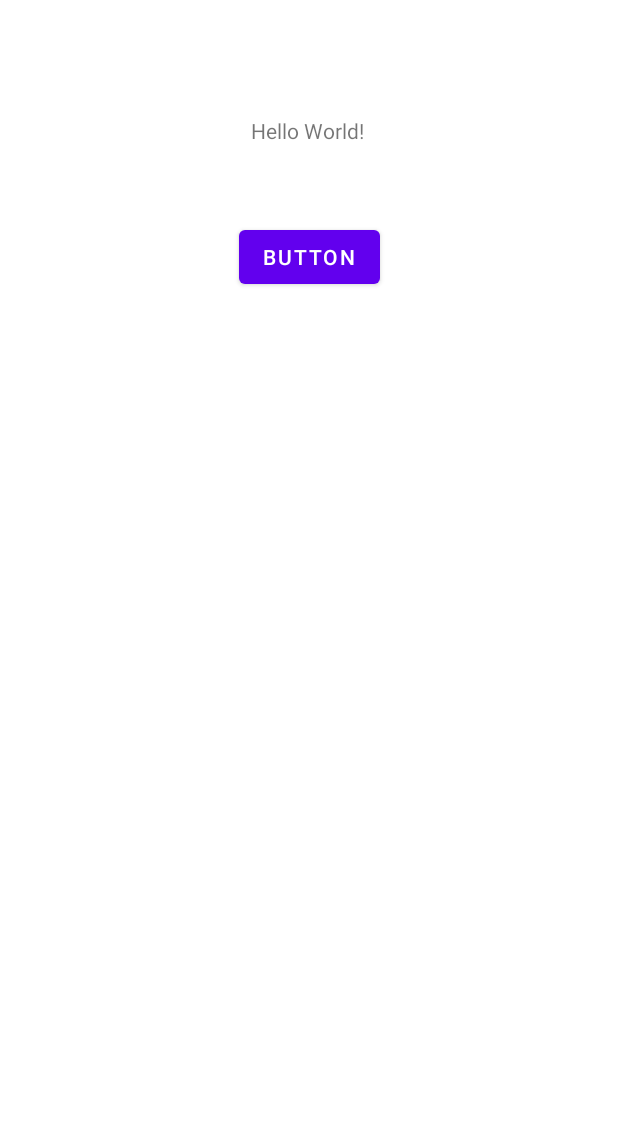
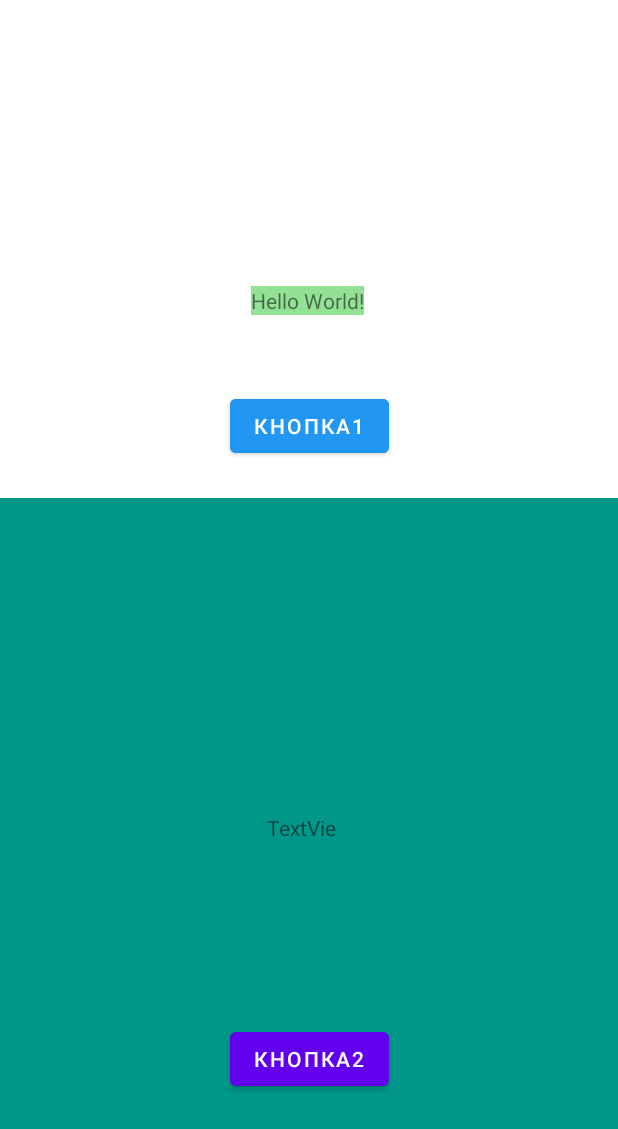
Before and after one commit to gemansipator/KotlinAndAndroidNECO, an Android app: the layout activity_main.xml on its own in the app's theme, with its tools: preview values and no code run, on a phone screen of 412 x 824 dp. Shown: the top 1129 px of the screen. Run offline under Robolectric (Android 15) with nearby library versions, the phone set to English and light mode, and no system bars.

Commit message:
//VISIBILITY
class MainActivity : AppCompatActivity() {
    lateinit var bidingClass : ActivityMainBinding  //название может быть любое. Не только bindingClass. Binding превратил activity_main
    //в класс ActivityMain который заносится в переменную bindingClass

    override fun onCreate(s: Bundle?) {
        super.onCreate(s)
        bidingClass = ActivityMainBinding.inflate(layoutInflater) //Надувает класс/ делает активным и готовым для рисования , иннициализирует, заносит в память
        setContentView(bidingClass.root)                          //ПЕРЕДАЕТСЯ ИЗ bidingClass в класс MainActivity через ее функцию setContentView на
        //class MainActivity чтобы соединить с class MainActivity. Теперь это работает в class MainActivity. Пишем .root чтобы охватывало всЁ что есть
        // в ConstrainLayout
        bidingClass.bTest.setOnClickListener {
            bidingClass.vTest.visibility = View.GONE
        }
        bidingClass.bTest2.setOnClickListener {
            bidingClass.vTest.visibility = View.VISIBLE
        }

    }

    override fun onPause() {
        super.onPause()
        bidingClass.vTest.text = "НА ПАУЗЕ!!!!!!"
    }
}

```diff
--- a/app/src/main/java/app/fandroid/kotlinandandroidneco/MainActivity.kt
+++ b/app/src/main/java/app/fandroid/kotlinandandroidneco/MainActivity.kt
@@ -2,6 +2,7 @@ package app.fandroid.kotlinandandroidneco
 
 import android.os.Bundle
 import android.os.PersistableBundle
+import android.view.View
 import android.widget.Button
 import android.widget.TextView
 import androidx.appcompat.app.AppCompatActivity
@@ -18,7 +19,18 @@ class MainActivity : AppCompatActivity() {
         setContentView(bidingClass.root)                          //ПЕРЕДАЕТСЯ ИЗ bidingClass в класс MainActivity через ее функцию setContentView на
         //class MainActivity чтобы соединить с class MainActivity. Теперь это работает в class MainActivity. Пишем .root чтобы охватывало всЁ что есть
         // в ConstrainLayout
-        bidingClass.vTest.text = "Binding Works"
+        bidingClass.bTest.setOnClickListener {
+            bidingClass.vTest.visibility = View.GONE
+        }
+        bidingClass.bTest2.setOnClickListener {
+            bidingClass.vTest.visibility = View.VISIBLE
+        }
+
 
     }
+
+    override fun onPause() {
+        super.onPause()
+        bidingClass.vTest.text = "НА ПАУЗЕ!!!!!!"
+    }
 }
--- a/app/src/main/res/layout/activity_main.xml
+++ b/app/src/main/res/layout/activity_main.xml
@@ -4,29 +4,67 @@
     xmlns:tools="http://schemas.android.com/tools"
     android:layout_width="match_parent"
     android:layout_height="match_parent"
+    android:backgroundTint="#FFFFFF"
     tools:context=".MainActivity">
 
     <TextView
         android:id="@+id/vTest"
         android:layout_width="wrap_content"
         android:layout_height="wrap_content"
+        android:background="#92E195"
         android:text="Hello World!"
         app:layout_constraintBottom_toBottomOf="parent"
         app:layout_constraintHorizontal_bias="0.498"
         app:layout_constraintLeft_toLeftOf="parent"
         app:layout_constraintRight_toRightOf="parent"
         app:layout_constraintTop_toTopOf="parent"
-        app:layout_constraintVertical_bias="0.096" />
+        app:layout_constraintVertical_bias="0.237" />
 
     <Button
         android:id="@+id/bTest"
         android:layout_width="wrap_content"
         android:layout_height="wrap_content"
-        android:text="Button"
+        android:backgroundTint="#2196F3"
+        android:text="Кнопка1"
         app:layout_constraintBottom_toBottomOf="parent"
         app:layout_constraintEnd_toEndOf="parent"
         app:layout_constraintStart_toStartOf="parent"
-        app:layout_constraintTop_toBottomOf="@+id/vTest"
-        app:layout_constraintVertical_bias="0.075" />
+        app:layout_constraintTop_toTopOf="parent"
+        app:layout_constraintVertical_bias="0.335" />
+
+    <androidx.constraintlayout.widget.ConstraintLayout
+        android:layout_width="match_parent"
+        android:layout_height="0dp"
+        android:layout_marginTop="24dp"
+        android:background="#009688"
+        app:layout_constraintBottom_toBottomOf="parent"
+        app:layout_constraintEnd_toEndOf="parent"
+        app:layout_constraintHorizontal_bias="0.0"
+        app:layout_constraintStart_toStartOf="parent"
+        app:layout_constraintTop_toBottomOf="@+id/bTest"
+        app:layout_constraintVertical_bias="1.0">
+
+        <Button
+            android:id="@+id/bTest2"
+            android:layout_width="wrap_content"
+            android:layout_height="wrap_content"
+            android:text="Кнопка2"
+            app:layout_constraintBottom_toBottomOf="parent"
+            app:layout_constraintEnd_toEndOf="parent"
+            app:layout_constraintStart_toStartOf="parent"
+            app:layout_constraintTop_toTopOf="parent"
+            app:layout_constraintVertical_bias="0.788" />
+
+        <TextView
+            android:id="@+id/vTest2"
+            android:layout_width="54dp"
+            android:layout_height="20dp"
+            android:layout_marginBottom="120dp"
+            android:text="TextView"
+            app:layout_constraintBottom_toTopOf="@+id/bTest2"
+            app:layout_constraintEnd_toEndOf="parent"
+            app:layout_constraintHorizontal_bias="0.498"
+            app:layout_constraintStart_toStartOf="parent" />
+    </androidx.constraintlayout.widget.ConstraintLayout>
 
 </androidx.constraintlayout.widget.ConstraintLayout>
```
